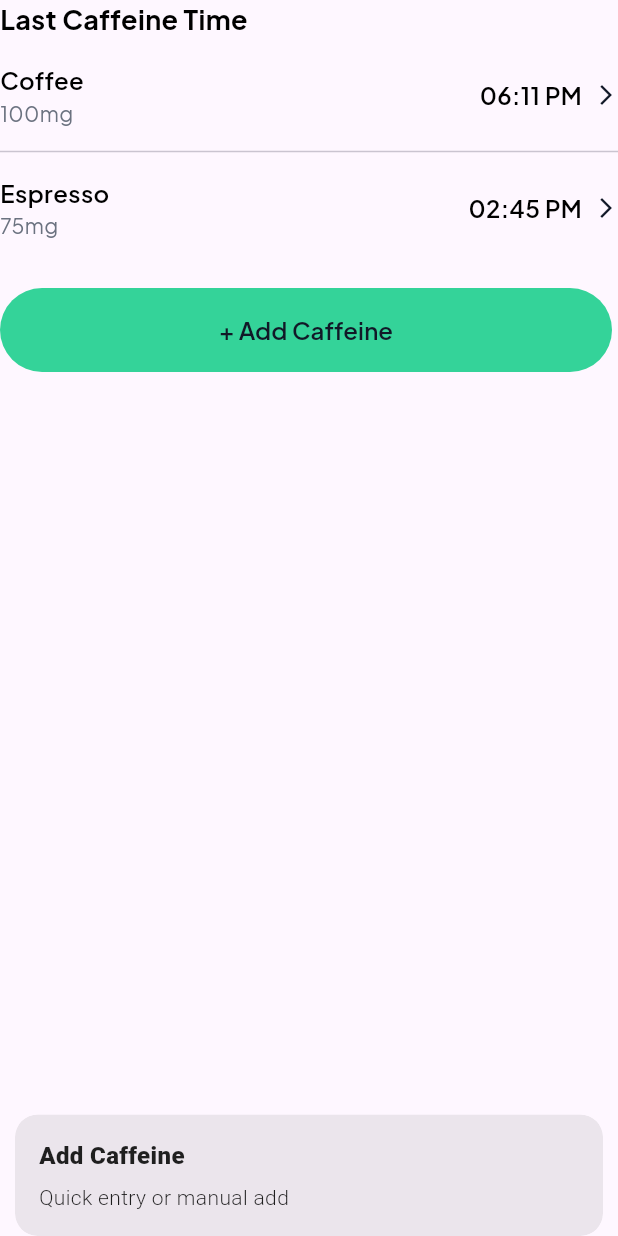
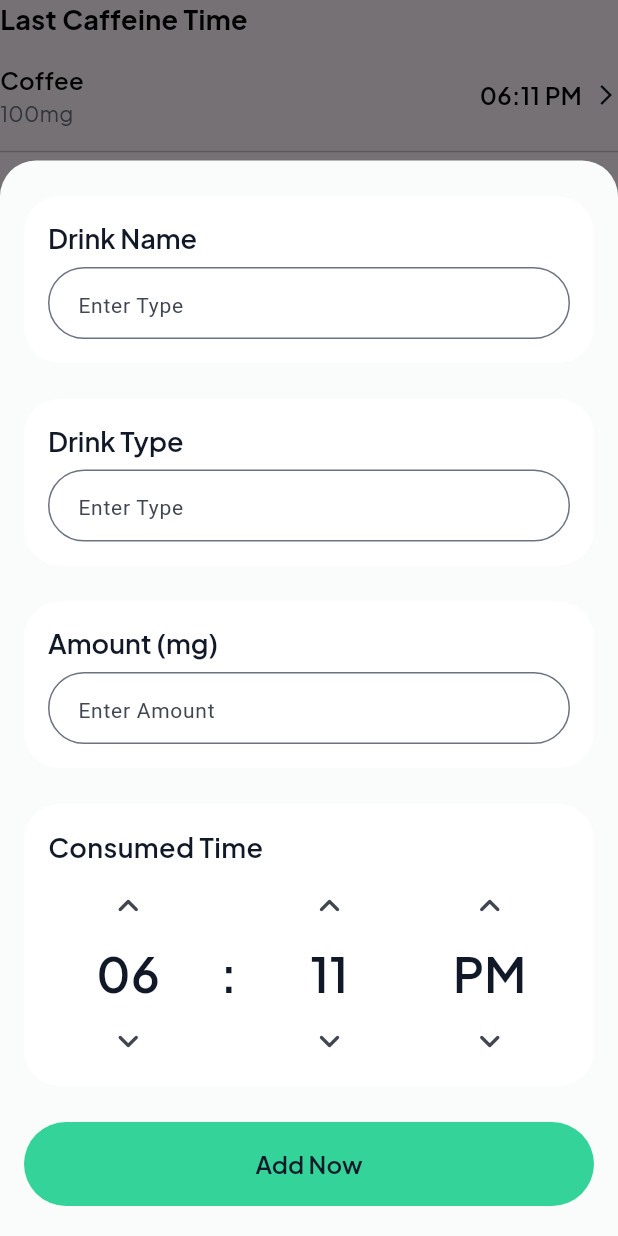
Before and after one commit to Dev-Ninjas-Backup/chrisimhof, a Flutter app: the CaffeineHistoryList widget shown alone on an empty page, opened directly, after a tap on "+ Add Caffeine", on a phone screen of 412 x 824 dp. Run offline on Flutter 3.47's test engine with Material 3 defaults, Android fonts, the phone set to English and light mode, and no system bars; our stand-ins replace fl_chart, flutter_easyloading, get, google_fonts, image_picker, pinput and 1 more; accounts and stored records are empty; network calls fail; project files that could hold a hidden picture were left out.

Commit message:
add new screen for add cafeine

```diff
--- a/lib/features/calculator/controller/calculator_controller.dart
+++ b/lib/features/calculator/controller/calculator_controller.dart
@@ -76,6 +76,9 @@ class CalculatorController extends GetxController {
   final RxDouble caffeinMaxValue = 400.0.obs;
   final RxDouble caffeineLastEightHoursValue = 110.0.obs;
   late TimeController caffeineIntakeTimeController;
+  late TextEditingController caffeineDrinkNameController;
+  late TextEditingController caffeineDrinkTypeController;
+  late TextEditingController caffeineAmountController;
   final RxList<Map<String, String>> caffeineHistory =
       <Map<String, String>>[].obs;
 
@@ -149,6 +152,9 @@ class CalculatorController extends GetxController {
 
   void _initializeCaffeineControllers() {
     caffeineIntakeTimeController = TimeController();
+    caffeineDrinkNameController = TextEditingController();
+    caffeineDrinkTypeController = TextEditingController();
+    caffeineAmountController = TextEditingController();
     // Initialize with sample caffeine history
     caffeineHistory.assignAll([
       {'name': 'Coffee', 'dose': '100mg', 'time': '06:11 PM'},
@@ -162,6 +168,34 @@ class CalculatorController extends GetxController {
     caffeineHistory.add({'name': name, 'dose': '${mgAmount}mg', 'time': time});
     caffeine24hValue.value += mgAmount;
     caffeineLastEightHoursValue.value += mgAmount;
+  }
+
+  void resetAddCaffeineForm() {
+    caffeineDrinkNameController.clear();
+    caffeineDrinkTypeController.clear();
+    caffeineAmountController.clear();
+    caffeineIntakeTimeController.reset();
+  }
+
+  bool submitAddCaffeineForm() {
+    final String drinkName = caffeineDrinkNameController.text.trim();
+    final String drinkType = caffeineDrinkTypeController.text.trim();
+    final int? amount = int.tryParse(caffeineAmountController.text.trim());
+
+    if (drinkName.isEmpty ||
+        drinkType.isEmpty ||
+        amount == null ||
+        amount <= 0) {
+      return false;
+    }
+
+    addCaffeineIntake(
+      '$drinkName (${drinkType})',
+      amount,
+      caffeineIntakeTimeController.formattedTime,
+    );
+    resetAddCaffeineForm();
+    return true;
   }
 
   void clearCaffeineHistory() {
@@ -665,6 +699,9 @@ class CalculatorController extends GetxController {
     currentNapDurationController.dispose();
     daysWorkedController.dispose();
     sportDurationController.dispose();
+    caffeineDrinkNameController.dispose();
+    caffeineDrinkTypeController.dispose();
+    caffeineAmountController.dispose();
     caffeineIntakeTimeController.dispose();
     super.onClose();
   }
--- /dev/null
+++ b/lib/features/calculator/widgets/add_caffeine.dart
@@ -0,0 +1,242 @@
+import 'package:chrisimhof/core/common/widgets/custom_button.dart';
+import 'package:chrisimhof/core/common/widgets/custom_text_form_field.dart';
+import 'package:chrisimhof/core/const/app_colors.dart';
+import 'package:chrisimhof/core/const/global_text_style.dart';
+import 'package:chrisimhof/features/calculator/controller/calculator_controller.dart';
+import 'package:flutter/material.dart';
+import 'package:get/get.dart';
+
+class AddCaffeineBottomSheet extends StatelessWidget {
+  const AddCaffeineBottomSheet({super.key});
+
+  @override
+  Widget build(BuildContext context) {
+    final CalculatorController controller = Get.find<CalculatorController>();
+    final EdgeInsets viewInsets = MediaQuery.of(context).viewInsets;
+
+    return Container(
+      decoration: const BoxDecoration(
+        color: AppColors.backgroundColor,
+        borderRadius: BorderRadius.vertical(top: Radius.circular(24)),
+      ),
+      child: SafeArea(
+        top: false,
+        child: SingleChildScrollView(
+          padding: EdgeInsets.fromLTRB(16, 24, 16, viewInsets.bottom + 20),
+          child: Column(
+            mainAxisSize: MainAxisSize.min,
+            children: [
+              _InputCard(
+                child: CustomTextFormField(
+                  label: 'Drink Name',
+                  controller: controller.caffeineDrinkNameController,
+                  hintText: 'Enter Type',
+                  textInputAction: TextInputAction.next,
+                ),
+              ),
+              const SizedBox(height: 24),
+              _InputCard(
+                child: CustomTextFormField(
+                  label: 'Drink Type',
+                  controller: controller.caffeineDrinkTypeController,
+                  hintText: 'Enter Type',
+                  textInputAction: TextInputAction.next,
+                ),
+              ),
+              const SizedBox(height: 24),
+              _InputCard(
+                child: CustomTextFormField(
+                  label: 'Amount (mg)',
+                  controller: controller.caffeineAmountController,
+                  hintText: 'Enter Amount',
+                  keyboardType: TextInputType.number,
+                  textInputAction: TextInputAction.done,
+                ),
+              ),
+              const SizedBox(height: 24),
+              _ConsumedTimeCard(controller: controller),
+              const SizedBox(height: 24),
+              CustomButton(
+                text: 'Add Now',
+                onTap: () {
+                  final bool isSubmitted = controller.submitAddCaffeineForm();
+                  if (!isSubmitted) {
+                    Get.snackbar(
+                      'Missing Information',
+                      'Please enter drink name, type, amount, and time.',
+                      snackPosition: SnackPosition.BOTTOM,
+                    );
+                    return;
+                  }
+                  Get.back();
+                },
+              ),
+            ],
+          ),
+        ),
+      ),
+    );
+  }
+}
+
+class _InputCard extends StatelessWidget {
+  final Widget child;
+
+  const _InputCard({required this.child});
+
+  @override
+  Widget build(BuildContext context) {
+    return Container(
+      width: double.infinity,
+      padding: const EdgeInsets.all(16),
+      decoration: BoxDecoration(
+        color: Colors.white,
+        borderRadius: BorderRadius.circular(24),
+      ),
+      child: child,
+    );
+  }
+}
+
+class _ConsumedTimeCard extends StatelessWidget {
+  final CalculatorController controller;
+
+  const _ConsumedTimeCard({required this.controller});
+
+  @override
+  Widget build(BuildContext context) {
+    return Container(
+      width: double.infinity,
+      padding: const EdgeInsets.all(16),
+      decoration: BoxDecoration(
+        color: Colors.white,
+        borderRadius: BorderRadius.circular(24),
+      ),
+      child: Column(
+        crossAxisAlignment: CrossAxisAlignment.start,
+        children: [
+          Text(
+            'Consumed Time',
+            style: getTextStyle(
+              fontSize: 18,
+              fontWeight: FontWeight.w600,
+              color: AppColors.primaryTextColor,
+            ),
+          ),
+          const SizedBox(height: 12),
+          Row(
+            children: [
+              Expanded(
+                child: _TimePartColumn(
+                  onUpTap: controller.caffeineIntakeTimeController.increaseHour,
+                  onDownTap:
+                      controller.caffeineIntakeTimeController.decreaseHour,
+                  child: Obx(
+                    () => Text(
+                      controller.caffeineIntakeTimeController.formattedHour,
+                      textAlign: TextAlign.center,
+                      style: getTextStyle(
+                        fontSize: 32,
+                        fontWeight: FontWeight.w600,
+                        color: AppColors.primaryTextColor,
+                      ),
+                    ),
+                  ),
+                ),
+              ),
+              Padding(
+                padding: const EdgeInsets.symmetric(horizontal: 8),
+                child: Text(
+                  ':',
+                  style: getTextStyle(
+                    fontSize: 32,
+                    fontWeight: FontWeight.w600,
+                    color: AppColors.primaryTextColor,
+                  ),
+                ),
+              ),
+              Expanded(
+                child: _TimePartColumn(
+                  onUpTap:
+                      controller.caffeineIntakeTimeController.increaseMinute,
+                  onDownTap:
+                      controller.caffeineIntakeTimeController.decreaseMinute,
+                  child: Obx(
+                    () => Text(
+                      controller.caffeineIntakeTimeController.formattedMinute,
+                      textAlign: TextAlign.center,
+                      style: getTextStyle(
+                        fontSize: 32,
+                        fontWeight: FontWeight.w600,
+                        color: AppColors.primaryTextColor,
+                      ),
+                    ),
+                  ),
+                ),
+              ),
+              Expanded(
+                child: _TimePartColumn(
+                  onUpTap: controller.caffeineIntakeTimeController.togglePeriod,
+                  onDownTap:
+                      controller.caffeineIntakeTimeController.togglePeriod,
+                  child: Obx(
+                    () => Text(
+                      controller.caffeineIntakeTimeController.period.value,
+                      textAlign: TextAlign.center,
+                      style: getTextStyle(
+                        fontSize: 32,
+                        fontWeight: FontWeight.w600,
+                        color: AppColors.primaryTextColor,
+                      ),
+                    ),
+                  ),
+                ),
+              ),
+            ],
+          ),
+        ],
+      ),
+    );
+  }
+}
+
+class _TimePartColumn extends StatelessWidget {
+  final VoidCallback onUpTap;
+  final VoidCallback onDownTap;
+  final Widget child;
+
+  const _TimePartColumn({
+    required this.onUpTap,
+    required this.onDownTap,
+    required this.child,
+  });
+
+  @override
+  Widget build(BuildContext context) {
+    return Column(
+      children: [
+        _ArrowButton(icon: Icons.keyboard_arrow_up_rounded, onTap: onUpTap),
+        const SizedBox(height: 8),
+        child,
+        const SizedBox(height: 8),
+        _ArrowButton(icon: Icons.keyboard_arrow_down_rounded, onTap: onDownTap),
+      ],
+    );
+  }
+}
+
+class _ArrowButton extends StatelessWidget {
+  final IconData icon;
+  final VoidCallback onTap;
+
+  const _ArrowButton({required this.icon, required this.onTap});
+
+  @override
+  Widget build(BuildContext context) {
+    return InkWell(
+      borderRadius: BorderRadius.circular(100),
+      onTap: onTap,
+      child: Icon(icon, size: 28, color: AppColors.secondaryTextColor),
+    );
+  }
+}
--- a/lib/features/calculator/widgets/caffeine_history_list.dart
+++ b/lib/features/calculator/widgets/caffeine_history_list.dart
@@ -1,5 +1,6 @@
 import 'package:chrisimhof/core/common/widgets/custom_button.dart';
 import 'package:chrisimhof/features/calculator/controller/calculator_controller.dart';
+import 'package:chrisimhof/features/calculator/widgets/add_caffeine.dart';
 import 'package:flutter/material.dart';
 import 'package:chrisimhof/core/const/global_text_style.dart';
 import 'package:get/get.dart';
@@ -14,7 +15,10 @@ class CaffeineHistoryList extends StatelessWidget {
     return Column(
       crossAxisAlignment: CrossAxisAlignment.start,
       children: [
-        Text("Last Caffeine Time", style: getTextStyle(fontSize: 18, fontWeight: FontWeight.bold)),
+        Text(
+          "Last Caffeine Time",
+          style: getTextStyle(fontSize: 18, fontWeight: FontWeight.bold),
+        ),
         const SizedBox(height: 16),
         Obx(
           () => controller.caffeineHistory.isEmpty
@@ -29,9 +33,9 @@ class CaffeineHistoryList extends StatelessWidget {
                   ),
                 )
               : Column(
-                  children: List.generate(
-                    controller.caffeineHistory.length,
-                    (index) {
+                  children: List.generate(controller.caffeineHistory.length, (
+                    index,
+                  ) {
                     final entry = controller.caffeineHistory[index];
                     return Column(
                       children: [
@@ -44,18 +48,18 @@ class CaffeineHistoryList extends StatelessWidget {
                           const Divider(height: 32),
                       ],
                     );
-                    },
-                  ),
+                  }),
                 ),
         ),
         const SizedBox(height: 32),
         CustomButton(
           text: "+ Add Caffeine",
           onTap: () {
-            Get.snackbar(
-              'Add Caffeine',
-              'Quick entry or manual add',
-              snackPosition: SnackPosition.BOTTOM,
+            controller.resetAddCaffeineForm();
+            Get.bottomSheet(
+              const AddCaffeineBottomSheet(),
+              isScrollControlled: true,
+              backgroundColor: Colors.transparent,
             );
           },
         ),
@@ -70,12 +74,24 @@ class CaffeineHistoryList extends StatelessWidget {
           child: Column(
             crossAxisAlignment: CrossAxisAlignment.start,
             children: [
-              Text(title, style: getTextStyle(fontSize: 16, fontWeight: FontWeight.w600)),
-              Text(dose, style: getTextStyle(fontSize: 14, color: const Color(0xFF6B7280))),
+              Text(
+                title,
+                style: getTextStyle(fontSize: 16, fontWeight: FontWeight.w600),
+              ),
+              Text(
+                dose,
+                style: getTextStyle(
+                  fontSize: 14,
+                  color: const Color(0xFF6B7280),
+                ),
+              ),
             ],
           ),
         ),
-        Text(time, style: getTextStyle(fontSize: 16, fontWeight: FontWeight.w600)),
+        Text(
+          time,
+          style: getTextStyle(fontSize: 16, fontWeight: FontWeight.w600),
+        ),
         const SizedBox(width: 8),
         const Icon(Icons.arrow_forward_ios, size: 16, color: Color(0xFF111827)),
       ],
```
Also changed, not shown: 1 other file. Lines whose indentation alone changed are shown as unchanged.
